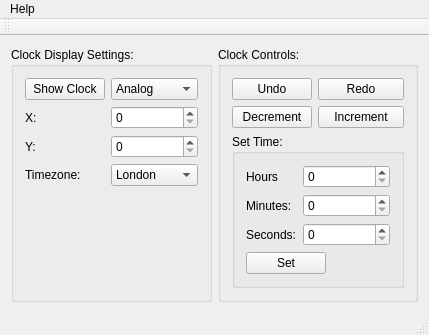
This is mainwindow.ui in LariscusObscurus/SWPClock as Qt 5 draws it before an edit. The edited form follows.
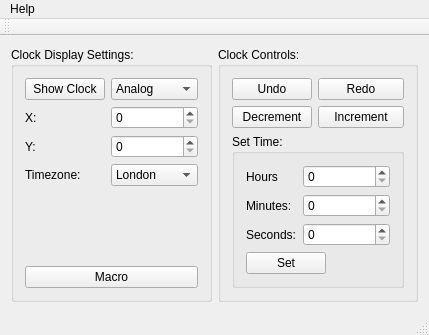
This is the edited form.

Commit message: macro hinzugefügt

Patch:
```diff
--- a/mainwindow.ui
+++ b/mainwindow.ui
@@ -7,7 +7,7 @@
     <x>0</x>
     <y>0</y>
     <width>429</width>
-    <height>324</height>
+    <height>327</height>
    </rect>
   </property>
   <property name="windowTitle">
@@ -106,6 +106,26 @@
          </item>
         </widget>
        </item>
+       <item row="5" column="0" colspan="2">
+        <widget class="QPushButton" name="pushButton_7">
+         <property name="text">
+          <string>Macro</string>
+         </property>
+        </widget>
+       </item>
+       <item row="4" column="0" colspan="2">
+        <spacer name="verticalSpacer">
+         <property name="orientation">
+          <enum>Qt::Vertical</enum>
+         </property>
+         <property name="sizeHint" stdset="0">
+          <size>
+           <width>20</width>
+           <height>40</height>
+          </size>
+         </property>
+        </spacer>
+       </item>
       </layout>
      </widget>
     </item>
```
Left out of the diff: 2 changed lines with no effect on the pictures. The commit also changes 6 other files.
